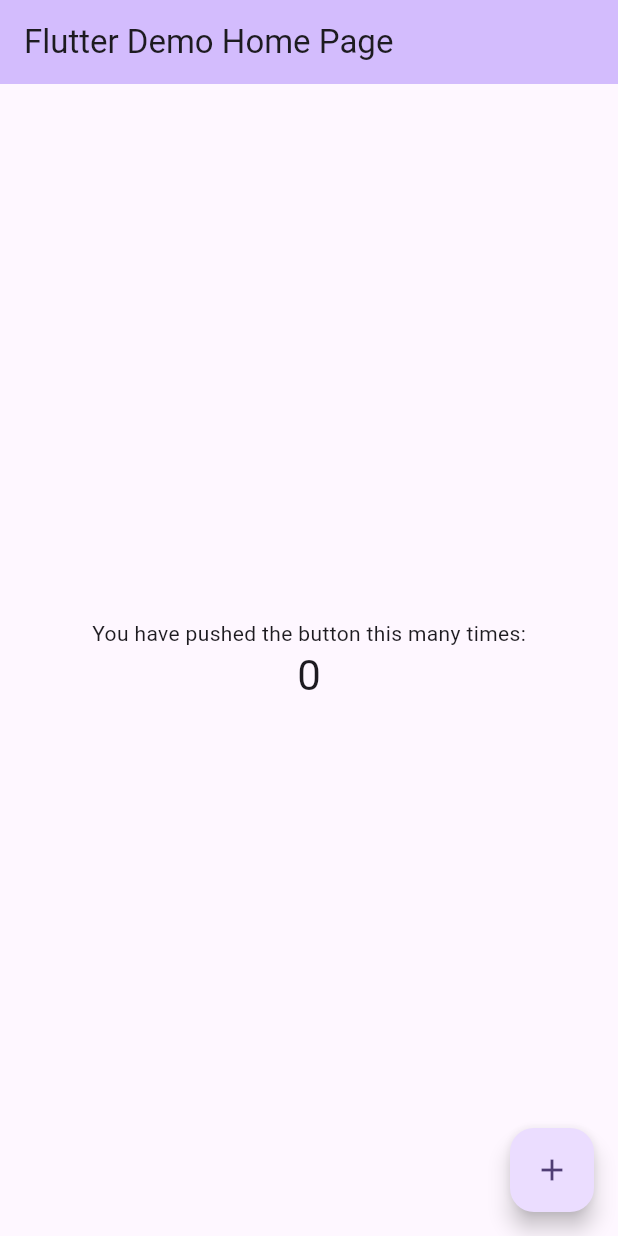
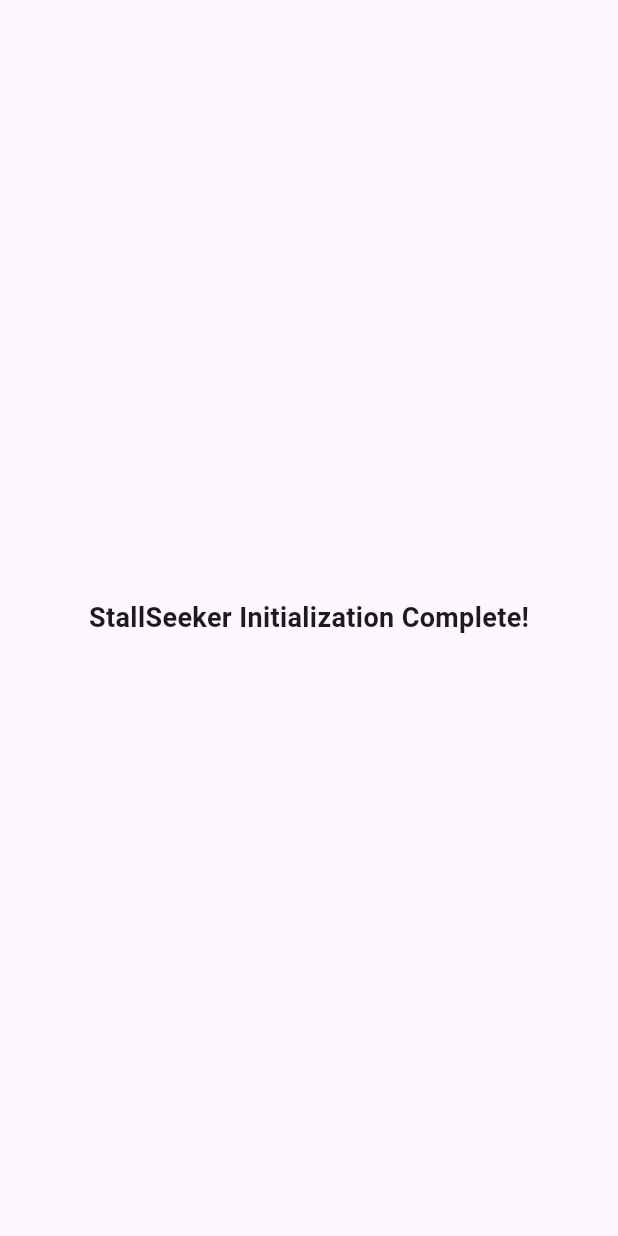
Before and after one commit to Adam-Danish/StallSeeker_Trial, a Flutter app: the screen it shows after launch, on a phone screen of 412 x 824 dp. Run offline on Flutter 3.47's test engine with Material 3 defaults, Android fonts, the phone set to English and light mode, and no system bars; our stand-ins replace cloud_firestore, firebase_auth, firebase_core; accounts and stored records are empty; statements that could not run were skipped.

Commit message:
Fixed folder structure and added app theme

```diff
--- a/lib/core/constants/firestore_collections.dart
+++ b/lib/core/constants/firestore_collections.dart
@@ -0,0 +1,6 @@
+class FirestoreCollections {
+  static const String users = 'users';
+  static const String vendors = 'vendors';
+  static const String menus = 'menus';
+  static const String follows = 'follows';
+}
--- a/lib/main.dart
+++ b/lib/main.dart
@@ -1,121 +1,35 @@
 import 'package:flutter/material.dart';
+import 'package:firebase_core/firebase_core.dart';
+import 'firebase_options.dart';
+import 'core/constants/app_theme.dart';
 
-void main() {
-  runApp(const MyApp());
+void main() async {
+  WidgetsFlutterBinding.ensureInitialized();
+
+  // Initialize Firebase
+  await Firebase.initializeApp(
+    options: DefaultFirebaseOptions.currentPlatform,
+  );
+
+  runApp(const StallSeekerApp());
 }
 
-class MyApp extends StatelessWidget {
-  const MyApp({super.key});
+class StallSeekerApp extends StatelessWidget {
+  const StallSeekerApp({super.key});
 
-  // This widget is the root of your application.
   @override
   Widget build(BuildContext context) {
     return MaterialApp(
-      title: 'Flutter Demo',
-      theme: ThemeData(
-        // This is the theme of your application.
-        //
-        // TRY THIS: Try running your application with "flutter run". You'll see
-        // the application has a purple toolbar. Then, without quitting the app,
-        // try changing the seedColor in the colorScheme below to Colors.green
-        // and then invoke "hot reload" (save your changes or press the "hot
-        // reload" button in a Flutter-supported IDE, or press "r" if you used
-        // the command line to start the app).
-        //
-        // Notice that the counter didn't reset back to zero; the application
-        // state is not lost during the reload. To reset the state, use hot
-        // restart instead.
-        //
-        // This works for code too, not just values: Most code changes can be
-        // tested with just a hot reload.
-        colorScheme: .fromSeed(seedColor: Colors.deepPurple),
-      ),
-      home: const MyHomePage(title: 'Flutter Demo Home Page'),
-    );
-  }
-}
-
-class MyHomePage extends StatefulWidget {
-  const MyHomePage({super.key, required this.title});
-
-  // This widget is the home page of your application. It is stateful, meaning
-  // that it has a State object (defined below) that contains fields that affect
-  // how it looks.
-
-  // This class is the configuration for the state. It holds the values (in this
-  // case the title) provided by the parent (in this case the App widget) and
-  // used by the build method of the State. Fields in a Widget subclass are
-  // always marked "final".
-
-  final String title;
-
-  @override
-  State<MyHomePage> createState() => _MyHomePageState();
-}
-
-class _MyHomePageState extends State<MyHomePage> {
-  int _counter = 0;
-
-  void _incrementCounter() {
-    setState(() {
-      // This call to setState tells the Flutter framework that something has
-      // changed in this State, which causes it to rerun the build method below
-      // so that the display can reflect the updated values. If we changed
-      // _counter without calling setState(), then the build method would not be
-      // called again, and so nothing would appear to happen.
-      _counter++;
-    });
-  }
-
-  @override
-  Widget build(BuildContext context) {
-    // This method is rerun every time setState is called, for instance as done
-    // by the _incrementCounter method above.
-    //
-    // The Flutter framework has been optimized to make rerunning build methods
-    // fast, so that you can just rebuild anything that needs updating rather
-    // than having to individually change instances of widgets.
-    return Scaffold(
-      appBar: AppBar(
-        // TRY THIS: Try changing the color here to a specific color (to
-        // Colors.amber, perhaps?) and trigger a hot reload to see the AppBar
-        // change color while the other colors stay the same.
-        backgroundColor: Theme.of(context).colorScheme.inversePrimary,
-        // Here we take the value from the MyHomePage object that was created by
-        // the App.build method, and use it to set our appbar title.
-        title: Text(widget.title),
-      ),
-      body: Center(
-        // Center is a layout widget. It takes a single child and positions it
-        // in the middle of the parent.
-        child: Column(
-          // Column is also a layout widget. It takes a list of children and
-          // arranges them vertically. By default, it sizes itself to fit its
-          // children horizontally, and tries to be as tall as its parent.
-          //
-          // Column has various properties to control how it sizes itself and
-          // how it positions its children. Here we use mainAxisAlignment to
-          // center the children vertically; the main axis here is the vertical
-          // axis because Columns are vertical (the cross axis would be
-          // horizontal).
-          //
-          // TRY THIS: Invoke "debug painting" (choose the "Toggle Debug Paint"
-          // action in the IDE, or press "p" in the console), to see the
-          // wireframe for each widget.
-          mainAxisAlignment: .center,
-          children: [
-            const Text('You have pushed the button this many times:'),
-            Text(
-              '$_counter',
-              style: Theme.of(context).textTheme.headlineMedium,
-            ),
-          ],
+      title: 'StallSeeker',
+      debugShowCheckedModeBanner: false,
+      theme: AppTheme.lightTheme,
+      home: const Scaffold(
+        body: Center(
+          child: Text(
+            'StallSeeker Initialization Complete!',
+            style: TextStyle(fontSize: 18, fontWeight: FontWeight.bold),
+          ),
         ),
-      ),
-      floatingActionButton: FloatingActionButton(
-        onPressed: _incrementCounter,
-        tooltip: 'Increment',
-        child: const Icon(Icons.add),
       ),
     );
   }
```
Also changed, not shown: lib/core/constants/app_colors.dart (+16 -0 lines), lib/core/models/user_model.dart (added, +31 -0 lines), lib/core/services/auth_service.dart (added, +47 -0 lines), lib/core/theme/app_theme.dart (added, +10 -0 lines), pubspec.yaml (+14 -3 lines), firebase.json (added), lib/core/models/vendor_model.dart (added), lib/features/auth/auth_wrapper.dart (added), lib/features/auth/screens/login_screen.dart (added), lib/features/auth/screens/register_screen.dart (added), lib/firebase_options.dart (added), pubspec.lock, 8 other files.
